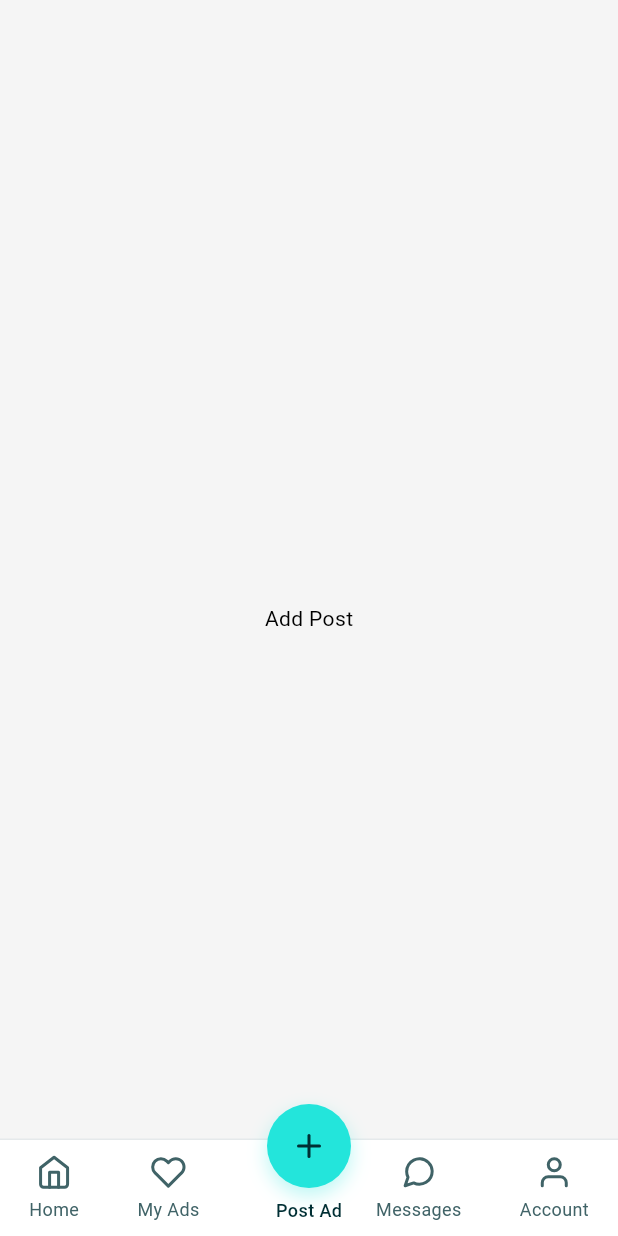
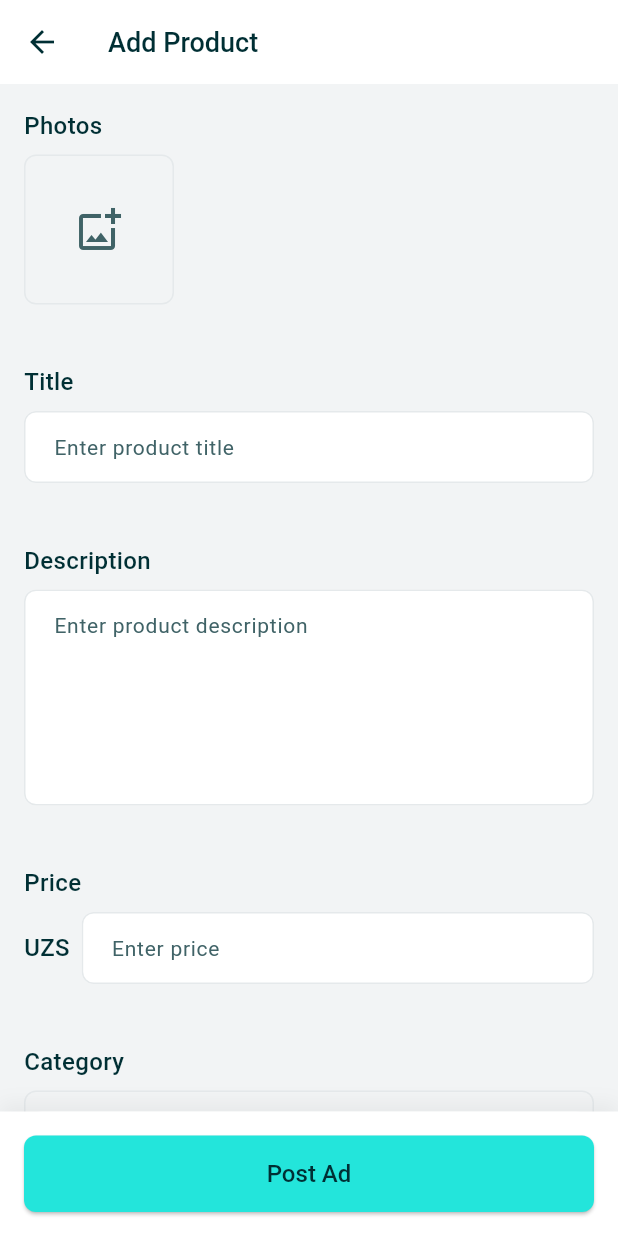
Before and after one commit to bahriddindeveloper96/torg-mobile, a Flutter app: the screen it shows after launch, scrolled down 519 dp, after a tap on "Post Ad", on a phone screen of 412 x 824 dp. Run offline on Flutter 3.47's test engine with Material 3 defaults, Android fonts, the light colour scheme and no system bars; our stand-ins replace cached_network_image, flutter_carousel_widget, flutter_svg, get, image_picker, smooth_page_indicator; network calls fail.

Commit message:
(ads add)

```diff
--- a/lib/screens/main_layout.dart
+++ b/lib/screens/main_layout.dart
@@ -4,6 +4,8 @@ import '../constants/colors.dart';
 import '../controllers/navigation_controller.dart';
 import '../screens/home_screen.dart';
 import '../screens/profile_screen.dart';
+import '../screens/product_add_screen.dart';
+import '../screens/favorite_screen.dart';
 import '../widgets/bottom_navigation.dart';
 
 class MainLayout extends StatelessWidget {
@@ -13,9 +15,9 @@ class MainLayout extends StatelessWidget {
 
   final List<Widget> _screens = [
     const HomeScreen(),
-    const Center(child: Text('Categories')),
-    const Center(child: Text('Add Post')),
-    const Center(child: Text('My Ads')),
+    const FavoriteScreen(),
+    const ProductAddScreen(),
+    const Center(child: Text('Messages')),
     const ProfileScreen(),
   ];
 
--- /dev/null
+++ b/lib/screens/product_add_screen.dart
@@ -0,0 +1,440 @@
+import 'package:flutter/material.dart';
+import 'package:get/get.dart';
+import 'package:image_picker/image_picker.dart';
+import '../constants/colors.dart';
+
+class ProductAddScreen extends StatefulWidget {
+  const ProductAddScreen({super.key});
+
+  @override
+  State<ProductAddScreen> createState() => _ProductAddScreenState();
+}
+
+class _ProductAddScreenState extends State<ProductAddScreen> {
+  final List<String> _images = [];
+  final TextEditingController _titleController = TextEditingController();
+  final TextEditingController _descriptionController = TextEditingController();
+  final TextEditingController _priceController = TextEditingController();
+  String _selectedCategory = '';
+  String _selectedRegion = '';
+  bool _isNegotiable = false;
+
+  @override
+  Widget build(BuildContext context) {
+    return Scaffold(
+      appBar: AppBar(
+        backgroundColor: Colors.white,
+        elevation: 0,
+        title: const Text(
+          'Add Product',
+          style: TextStyle(
+            color: Color(0xFF002F34),
+            fontSize: 18,
+            fontWeight: FontWeight.w500,
+          ),
+        ),
+        leading: IconButton(
+          icon: const Icon(Icons.arrow_back, color: Color(0xFF002F34)),
+          onPressed: () => Get.back(),
+        ),
+      ),
+      body: SingleChildScrollView(
+        child: Column(
+          crossAxisAlignment: CrossAxisAlignment.start,
+          children: [
+            _buildImageSection(),
+            _buildDivider(),
+            _buildInputSection(
+              'Title',
+              'Enter product title',
+              _titleController,
+              maxLines: 1,
+            ),
+            _buildDivider(),
+            _buildInputSection(
+              'Description',
+              'Enter product description',
+              _descriptionController,
+              maxLines: 5,
+            ),
+            _buildDivider(),
+            _buildPriceSection(),
+            _buildDivider(),
+            _buildCategorySection(),
+            _buildDivider(),
+            _buildLocationSection(),
+            _buildDivider(),
+            _buildNegotiableSection(),
+            const SizedBox(height: 100),
+          ],
+        ),
+      ),
+      bottomSheet: Container(
+        padding: const EdgeInsets.all(16),
+        decoration: BoxDecoration(
+          color: Colors.white,
+          boxShadow: [
+            BoxShadow(
+              color: Colors.black.withOpacity(0.05),
+              blurRadius: 10,
+              offset: const Offset(0, -5),
+            ),
+          ],
+        ),
+        child: SafeArea(
+          child: SizedBox(
+            width: double.infinity,
+            child: ElevatedButton(
+              onPressed: _submitForm,
+              style: ElevatedButton.styleFrom(
+                backgroundColor: const Color(0xFF23E5DB),
+                foregroundColor: const Color(0xFF002F34),
+                padding: const EdgeInsets.symmetric(vertical: 16),
+                shape: RoundedRectangleBorder(
+                  borderRadius: BorderRadius.circular(8),
+                ),
+              ),
+              child: const Text(
+                'Post Ad',
+                style: TextStyle(
+                  fontSize: 16,
+                  fontWeight: FontWeight.w500,
+                ),
+              ),
+            ),
+          ),
+        ),
+      ),
+    );
+  }
+
+  Widget _buildDivider() {
+    return Container(
+      height: 8,
+      color: const Color(0xFFF2F4F5),
+    );
+  }
+
+  Widget _buildImageSection() {
+    return Container(
+      padding: const EdgeInsets.all(16),
+      child: Column(
+        crossAxisAlignment: CrossAxisAlignment.start,
+        children: [
+          const Text(
+            'Photos',
+            style: TextStyle(
+              color: Color(0xFF002F34),
+              fontSize: 16,
+              fontWeight: FontWeight.w500,
+            ),
+          ),
+          const SizedBox(height: 8),
+          SingleChildScrollView(
+            scrollDirection: Axis.horizontal,
+            child: Row(
+              children: [
+                GestureDetector(
+                  onTap: _pickImage,
+                  child: Container(
+                    width: 100,
+                    height: 100,
+                    decoration: BoxDecoration(
+                      border: Border.all(color: const Color(0xFFE5E9EB)),
+                      borderRadius: BorderRadius.circular(8),
+                    ),
+                    child: const Icon(
+                      Icons.add_photo_alternate_outlined,
+                      color: Color(0xFF406367),
+                      size: 32,
+                    ),
+                  ),
+                ),
+                const SizedBox(width: 8),
+                ..._images.map((image) => Container(
+                  width: 100,
+                  height: 100,
+                  margin: const EdgeInsets.only(right: 8),
+                  decoration: BoxDecoration(
+                    borderRadius: BorderRadius.circular(8),
+                    image: DecorationImage(
+                      image: NetworkImage(image),
+                      fit: BoxFit.cover,
+                    ),
+                  ),
+                )).toList(),
+              ],
+            ),
+          ),
+        ],
+      ),
+    );
+  }
+
+  Widget _buildInputSection(
+    String label,
+    String hint,
+    TextEditingController controller, {
+    int maxLines = 1,
+  }) {
+    return Container(
+      padding: const EdgeInsets.all(16),
+      child: Column(
+        crossAxisAlignment: CrossAxisAlignment.start,
+        children: [
+          Text(
+            label,
+            style: const TextStyle(
+              color: Color(0xFF002F34),
+              fontSize: 16,
+              fontWeight: FontWeight.w500,
+            ),
+          ),
+          const SizedBox(height: 8),
+          TextField(
+            controller: controller,
+            maxLines: maxLines,
+            decoration: InputDecoration(
+              hintText: hint,
+              hintStyle: const TextStyle(
+                color: Color(0xFF406367),
+                fontSize: 14,
+              ),
+              border: OutlineInputBorder(
+                borderRadius: BorderRadius.circular(8),
+                borderSide: const BorderSide(
+                  color: Color(0xFFE5E9EB),
+                ),
+              ),
+              enabledBorder: OutlineInputBorder(
+                borderRadius: BorderRadius.circular(8),
+                borderSide: const BorderSide(
+                  color: Color(0xFFE5E9EB),
+                ),
+              ),
+              focusedBorder: OutlineInputBorder(
+                borderRadius: BorderRadius.circular(8),
+                borderSide: const BorderSide(
+                  color: Color(0xFF23E5DB),
+                ),
+              ),
+            ),
+          ),
+        ],
+      ),
+    );
+  }
+
+  Widget _buildPriceSection() {
+    return Container(
+      padding: const EdgeInsets.all(16),
+      child: Column(
+        crossAxisAlignment: CrossAxisAlignment.start,
+        children: [
+          const Text(
+            'Price',
+            style: TextStyle(
+              color: Color(0xFF002F34),
+              fontSize: 16,
+              fontWeight: FontWeight.w500,
+            ),
+          ),
+          const SizedBox(height: 8),
+          Row(
+            children: [
+              const Text(
+                'UZS',
+                style: TextStyle(
+                  color: Color(0xFF002F34),
+                  fontSize: 16,
+                  fontWeight: FontWeight.w500,
+                ),
+              ),
+              const SizedBox(width: 8),
+              Expanded(
+                child: TextField(
+                  controller: _priceController,
+                  keyboardType: TextInputType.number,
+                  decoration: InputDecoration(
+                    hintText: 'Enter price',
+                    hintStyle: const TextStyle(
+                      color: Color(0xFF406367),
+                      fontSize: 14,
+                    ),
+                    border: OutlineInputBorder(
+                      borderRadius: BorderRadius.circular(8),
+                      borderSide: const BorderSide(
+                        color: Color(0xFFE5E9EB),
+                      ),
+                    ),
+                    enabledBorder: OutlineInputBorder(
+                      borderRadius: BorderRadius.circular(8),
+                      borderSide: const BorderSide(
+                        color: Color(0xFFE5E9EB),
+                      ),
+                    ),
+                    focusedBorder: OutlineInputBorder(
+                      borderRadius: BorderRadius.circular(8),
+                      borderSide: const BorderSide(
+                        color: Color(0xFF23E5DB),
+                      ),
+                    ),
+                  ),
+                ),
+              ),
+            ],
+          ),
+        ],
+      ),
+    );
+  }
+
+  Widget _buildCategorySection() {
+    return Container(
+      padding: const EdgeInsets.all(16),
+      child: Column(
+        crossAxisAlignment: CrossAxisAlignment.start,
+        children: [
+          const Text(
+            'Category',
+            style: TextStyle(
+              color: Color(0xFF002F34),
+              fontSize: 16,
+              fontWeight: FontWeight.w500,
+            ),
+          ),
+          const SizedBox(height: 8),
+          GestureDetector(
+            onTap: _showCategoryPicker,
+            child: Container(
+              padding: const EdgeInsets.all(12),
+              decoration: BoxDecoration(
+                border: Border.all(color: const Color(0xFFE5E9EB)),
+                borderRadius: BorderRadius.circular(8),
+              ),
+              child: Row(
+                mainAxisAlignment: MainAxisAlignment.spaceBetween,
+                children: [
+                  Text(
+                    _selectedCategory.isEmpty ? 'Select category' : _selectedCategory,
+                    style: TextStyle(
+                      color: _selectedCategory.isEmpty
+                          ? const Color(0xFF406367)
+                          : const Color(0xFF002F34),
+                      fontSize: 14,
+                    ),
+                  ),
+                  const Icon(
+                    Icons.arrow_forward_ios,
+                    color: Color(0xFF406367),
+                    size: 16,
+                  ),
+                ],
+              ),
+            ),
+          ),
+        ],
+      ),
+    );
+  }
+
+  Widget _buildLocationSection() {
+    return Container(
+      padding: const EdgeInsets.all(16),
+      child: Column(
+        crossAxisAlignment: CrossAxisAlignment.start,
+        children: [
+          const Text(
+            'Location',
+            style: TextStyle(
+              color: Color(0xFF002F34),
+              fontSize: 16,
+              fontWeight: FontWeight.w500,
+            ),
+          ),
+          const SizedBox(height: 8),
+          GestureDetector(
+            onTap: _showRegionPicker,
+            child: Container(
+              padding: const EdgeInsets.all(12),
+              decoration: BoxDecoration(
+                border: Border.all(color: const Color(0xFFE5E9EB)),
+                borderRadius: BorderRadius.circular(8),
+              ),
+              child: Row(
+                mainAxisAlignment: MainAxisAlignment.spaceBetween,
+                children: [
+                  Text(
+                    _selectedRegion.isEmpty ? 'Select region' : _selectedRegion,
+                    style: TextStyle(
+                      color: _selectedRegion.isEmpty
+                          ? const Color(0xFF406367)
+                          : const Color(0xFF002F34),
+                      fontSize: 14,
+                    ),
+                  ),
+                  const Icon(
+                    Icons.arrow_forward_ios,
+                    color: Color(0xFF406367),
+                    size: 16,
+                  ),
+                ],
+              ),
+            ),
+          ),
+        ],
+      ),
+    );
+  }
+
+  Widget _buildNegotiableSection() {
+    return Container(
+      padding: const EdgeInsets.all(16),
+      child: Row(
+        mainAxisAlignment: MainAxisAlignment.spaceBetween,
+        children: [
+          const Text(
+            'Negotiable',
+            style: TextStyle(
+              color: Color(0xFF002F34),
+              fontSize: 16,
+              fontWeight: FontWeight.w500,
+            ),
+          ),
+          Switch(
+            value: _isNegotiable,
+            onChanged: (value) {
+              setState(() {
+                _isNegotiable = value;
+              });
+            },
+            activeColor: const Color(0xFF23E5DB),
+          ),
+        ],
+      ),
+    );
+  }
+
+  Future<void> _pickImage() async {
+    final ImagePicker picker = ImagePicker();
+    final XFile? image = await picker.pickImage(source: ImageSource.gallery);
+
+    if (image != null) {
+      setState(() {
+        _images.add(image.path);
+      });
+    }
+  }
+
+  void _showCategoryPicker() {
+    // TODO: Implement category picker
+  }
+
+  void _showRegionPicker() {
+    // TODO: Implement region picker
+  }
+
+  void _submitForm() {
+    // TODO: Implement form submission
+  }
+}
--- a/lib/widgets/bottom_navigation.dart
+++ b/lib/widgets/bottom_navigation.dart
@@ -3,6 +3,7 @@ import 'package:get/get.dart';
 import '../constants/colors.dart';
 import '../controllers/navigation_controller.dart';
 import './custom_icons.dart';
+import '../screens/product_add_screen.dart';
 
 class CustomBottomNavigation extends StatelessWidget {
   final NavigationController controller;
@@ -107,7 +108,9 @@ class CustomBottomNavigation extends StatelessWidget {
   Widget _buildAddButton() {
     return Center(
       child: GestureDetector(
-        onTap: () => controller.changePage(2),
+        onTap: () {
+          Get.to(() => const ProductAddScreen());
+        },
         child: SizedBox(
           width: 56,
           child: Column(
```
Also changed, not shown: lib/screens/favorite_screen.dart (added, +276 -0 lines).
